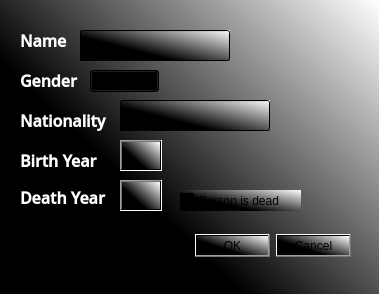
Qt form personDialog.ui (annakrih/T113VLN1-3) before a commit.
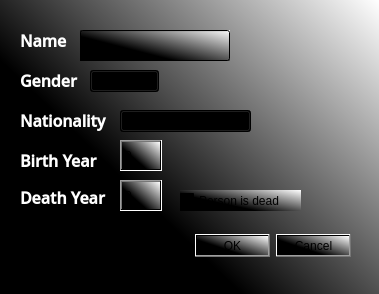
The same form after that commit.

```diff
--- a/personDialog.ui
+++ b/personDialog.ui
@@ -106,19 +106,6 @@
     <string>Gender</string>
    </property>
   </widget>
-  <widget class="QLineEdit" name="personNat">
-   <property name="geometry">
-    <rect>
-     <x>120</x>
-     <y>100</y>
-     <width>150</width>
-     <height>31</height>
-    </rect>
-   </property>
-   <property name="styleSheet">
-    <string notr="true">background-color: qconicalgradient(cx:1, cy:0.0340909, angle:0, stop:0 rgba(35, 40, 3, 255), stop:0.16 rgba(136, 106, 22, 255), stop:0.225 rgba(166, 140, 41, 255), stop:0.285 rgba(204, 181, 74, 255), stop:0.345 rgba(235, 219, 102, 255), stop:0.415 rgba(245, 236, 112, 255), stop:0.52 rgba(209, 190, 76, 255), stop:0.57 rgba(187, 156, 51, 255), stop:0.635 rgba(168, 142, 42, 255), stop:0.695 rgba(202, 174, 68, 255), stop:0.75 rgba(218, 202, 86, 255), stop:0.815 rgba(208, 187, 73, 255), stop:0.88 rgba(187, 156, 51, 255), stop:0.935 rgba(137, 108, 26, 255), stop:1 rgba(35, 40, 3, 255));</string>
-   </property>
-  </widget>
   <widget class="QLabel" name="labelNationality">
    <property name="geometry">
     <rect>
@@ -312,6 +299,19 @@
     <bool>false</bool>
    </property>
   </widget>
+  <widget class="QComboBox" name="personNat">
+   <property name="geometry">
+    <rect>
+     <x>120</x>
+     <y>110</y>
+     <width>131</width>
+     <height>22</height>
+    </rect>
+   </property>
+   <property name="styleSheet">
+    <string notr="true">background-color: qconicalgradient(cx:1, cy:0.0340909, angle:0, stop:0 rgba(35, 40, 3, 255), stop:0.16 rgba(136, 106, 22, 255), stop:0.225 rgba(166, 140, 41, 255), stop:0.285 rgba(204, 181, 74, 255), stop:0.345 rgba(235, 219, 102, 255), stop:0.415 rgba(245, 236, 112, 255), stop:0.52 rgba(209, 190, 76, 255), stop:0.57 rgba(187, 156, 51, 255), stop:0.635 rgba(168, 142, 42, 255), stop:0.695 rgba(202, 174, 68, 255), stop:0.75 rgba(218, 202, 86, 255), stop:0.815 rgba(208, 187, 73, 255), stop:0.88 rgba(187, 156, 51, 255), stop:0.935 rgba(137, 108, 26, 255), stop:1 rgba(35, 40, 3, 255));</string>
+   </property>
+  </widget>
  </widget>
  <resources/>
  <connections>
```
